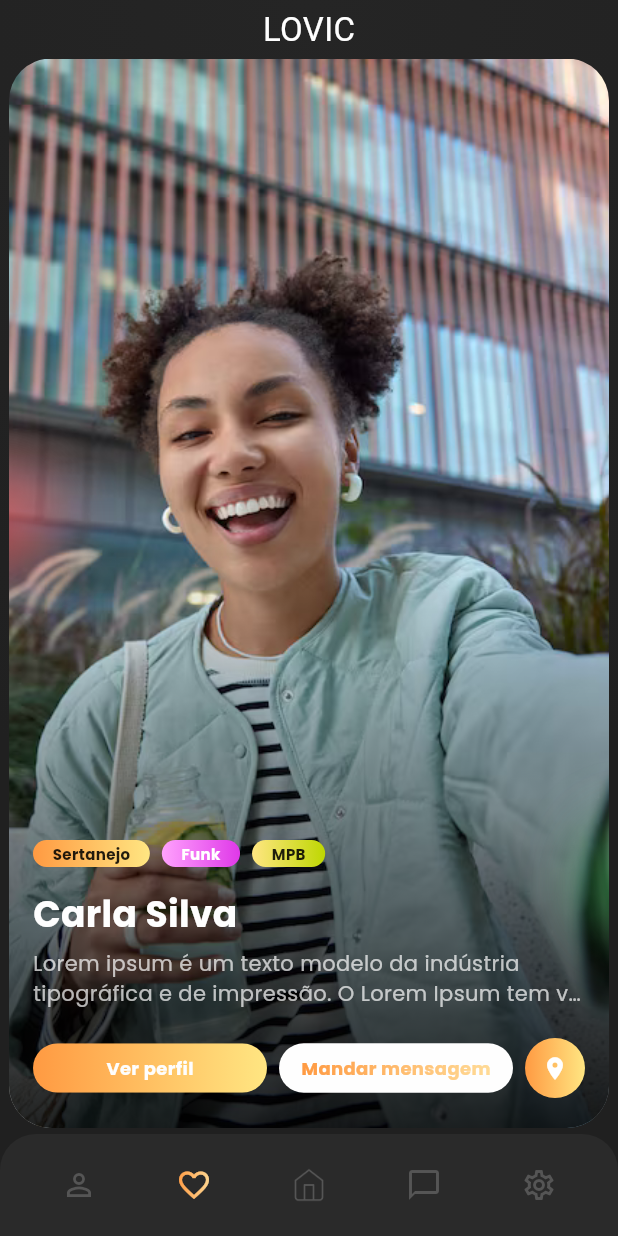
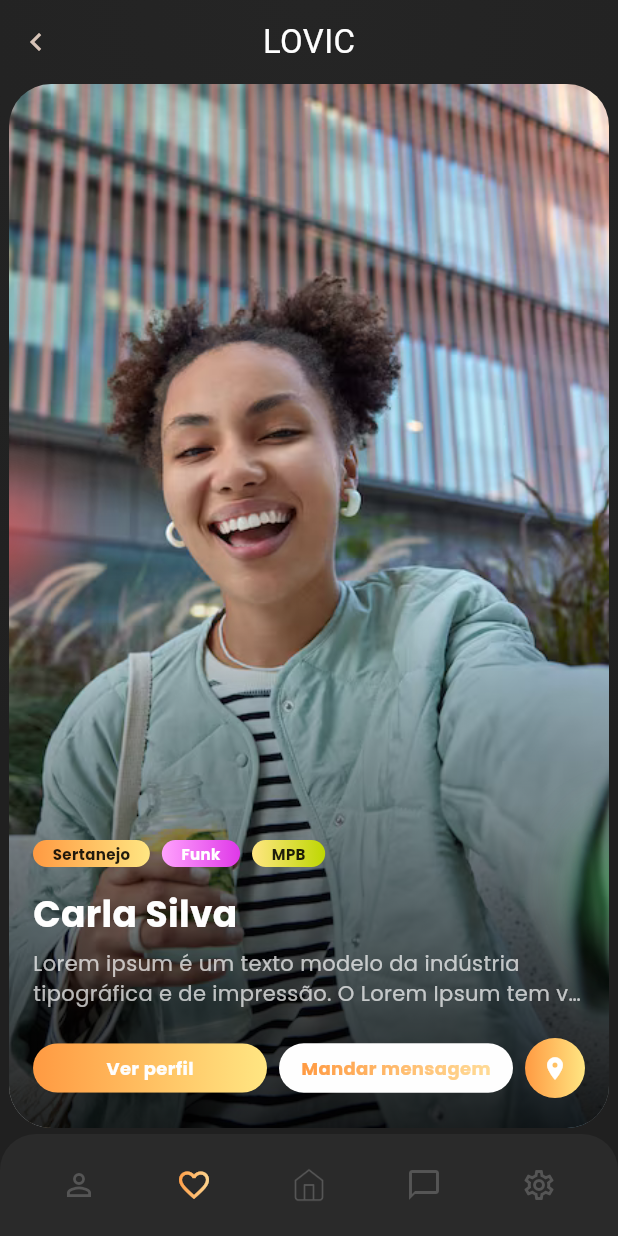
Before and after one commit to ArthurReisBS/LOVIC, a Flutter app: the ProfileCardScreen screen opened directly, on a phone screen of 412 x 824 dp. Run offline on Flutter 3.47's test engine with Material 3 defaults, Android fonts, the phone set to English and light mode, and no system bars; our stand-ins replace dio, flutter_riverpod, flutter_secure_storage, flutter_svg, font_awesome_flutter, geolocator and 3 more; missing offline and left inert: flutter_web_auth_2; accounts and stored records are empty; Roboto replaces fonts that are missing (Rammetto One).

Commit message:
feat(ui): seta de voltar nas telas de cadastro, notificações e feed
Novo AppBackButton, que só aparece quando existe tela anterior para voltar.

```diff
--- a/lib/screens/auth/register_flow_screens.dart
+++ b/lib/screens/auth/register_flow_screens.dart
@@ -1,5 +1,6 @@
 import 'package:flutter/material.dart';
 import '../../core/config/supabase_config.dart';
+import '../../widgets/shared/app_back_button.dart';
 import '../../core/navigation/no_transition_route.dart';
 import '../../core/theme/app_colors.dart';
 import '../../core/theme/app_text_styles.dart';
@@ -147,9 +148,9 @@ class _RegisterScaffold extends StatelessWidget{
   final Widget child;final bool compact;
   const _RegisterScaffold({required this.child,this.compact=false});
   @override Widget build(BuildContext context)=>Scaffold(
-    body:GradientBlobBackground(blobScale: compact ? .58 : 1,child:SafeArea(child:SingleChildScrollView(
+    body:GradientBlobBackground(blobScale: compact ? .58 : 1,child:SafeArea(child:Stack(children:[SingleChildScrollView(
       padding:const EdgeInsets.fromLTRB(28,24,28,32),
       child:ConstrainedBox(constraints:BoxConstraints(minHeight:0),child:Align(alignment:Alignment.topCenter,child:child)),
-    ))),
+    ),const Positioned(top:0,left:8,child:AppBackButton())]))),
   );
 }
--- a/lib/screens/auth/register_screen.dart
+++ b/lib/screens/auth/register_screen.dart
@@ -9,6 +9,7 @@ import '../../models/register_draft.dart';
 import '../../widgets/auth/auth_text_field.dart';
 import '../../widgets/auth/gradient_blob_background.dart';
 import '../../widgets/auth/social_login_button.dart';
+import '../../widgets/shared/app_back_button.dart';
 import '../../widgets/shared/hover_scale.dart';
 import '../../widgets/shared/lovic_logo.dart';
 import 'register_flow_screens.dart';
@@ -21,7 +22,7 @@ class _RegisterScreenState extends State<RegisterScreen>{
   final _email=TextEditingController();
   @override void dispose(){_email.dispose();super.dispose();}
   @override Widget build(BuildContext context)=>Scaffold(
-    body:GradientBlobBackground(child:SafeArea(child:SingleChildScrollView(
+    body:GradientBlobBackground(child:SafeArea(child:Stack(children:[SingleChildScrollView(
       padding:const EdgeInsets.symmetric(horizontal:28,vertical:24),
       child:ConstrainedBox(constraints:BoxConstraints(minHeight:MediaQuery.sizeOf(context).height-48),child:Column(mainAxisAlignment:MainAxisAlignment.spaceEvenly,children:[
         const LovicLogo(fontSize:64),Text('Novo aqui?',style:AppTextStyles.heading),
@@ -34,7 +35,7 @@ class _RegisterScreenState extends State<RegisterScreen>{
         HoverScale(child:GestureDetector(onTap:()=>Navigator.pop(context),child:Text('Já tem uma conta?',style:AppTextStyles.linkOrange))),
         TextButton(onPressed:_continue,child:Text('Continuar com email',style:AppTextStyles.linkOrange))
       ]))
-    )))
+    ),const Positioned(top:0,left:8,child:AppBackButton())])))
   );
   // Cadastro direto, sem a tela de código (RegisterOtpScreen fica para o
   // CP06): o plano gratuito do Supabase manda poucos emails por hora.
--- a/lib/screens/home/notification_screen.dart
+++ b/lib/screens/home/notification_screen.dart
@@ -5,6 +5,7 @@ import '../../core/theme/app_colors.dart';
 import '../../core/theme/app_text_styles.dart';
 import '../../models/user_profile.dart';
 import '../../widgets/home/app_bottom_nav.dart';
+import '../../widgets/shared/app_back_button.dart';
 import '../../widgets/shared/app_background.dart';
 
 /// Quantidade de itens de exemplo mostrados abaixo; o sino da Home usa o
@@ -14,7 +15,7 @@ class NotificationScreen extends StatelessWidget{
   const NotificationScreen({super.key});
   @override Widget build(BuildContext context)=>Scaffold(
     body:AppBackground(child:SafeArea(child:Column(children:[
-      const SizedBox(height:16),Text('Notificações',style:AppTextStyles.screenTitle.copyWith(fontSize:32)),const SizedBox(height:30),
+      const Align(alignment:Alignment.centerLeft,child:AppBackButton()),const SizedBox(height:4),Text('Notificações',style:AppTextStyles.screenTitle.copyWith(fontSize:32)),const SizedBox(height:30),
       ListTile(contentPadding:const EdgeInsets.symmetric(horizontal:24,vertical:8),
         leading:CircleAvatar(radius:34,backgroundColor:mockProfiles[1].photoColor),
         title:Text(mockProfiles[1].name,style:AppTextStyles.bodyBold),
--- a/lib/screens/home/profile_card_screen.dart
+++ b/lib/screens/home/profile_card_screen.dart
@@ -8,6 +8,7 @@ import '../../models/user_profile.dart';
 import '../../services/auth_service.dart';
 import '../../widgets/home/app_bottom_nav.dart';
 import '../../widgets/home/profile_card.dart';
+import '../../widgets/shared/app_back_button.dart';
 import '../../widgets/shared/app_background.dart';
 import '../../widgets/shared/lovic_logo.dart';
 import 'chat_talk_screen.dart';
@@ -113,7 +114,16 @@ class _ProfileCardScreenState extends State<ProfileCardScreen> {
           child: Column(
             children: [
               const SizedBox(height: 4),
-              const LovicLogo(fontSize: 22),
+              Stack(
+                alignment: Alignment.center,
+                children: [
+                  const LovicLogo(fontSize: 22),
+                  const Align(
+                    alignment: Alignment.centerLeft,
+                    child: AppBackButton(),
+                  ),
+                ],
+              ),
               const SizedBox(height: 4),
               if (_genreFilter != null) _filterBar(),
               Expanded(child: _buildBody()),
--- /dev/null
+++ b/lib/widgets/shared/app_back_button.dart
@@ -0,0 +1,17 @@
+import 'package:flutter/material.dart';
+
+/// Seta de voltar padrão do app. Só aparece quando há uma tela anterior para
+/// voltar (nas telas raiz, como a Home depois do login, não mostra nada).
+class AppBackButton extends StatelessWidget {
+  const AppBackButton({super.key});
+
+  @override
+  Widget build(BuildContext context) {
+    if (!Navigator.of(context).canPop()) return const SizedBox.shrink();
+    return IconButton(
+      tooltip: 'Voltar',
+      onPressed: () => Navigator.of(context).maybePop(),
+      icon: const Icon(Icons.chevron_left),
+    );
+  }
+}
```
